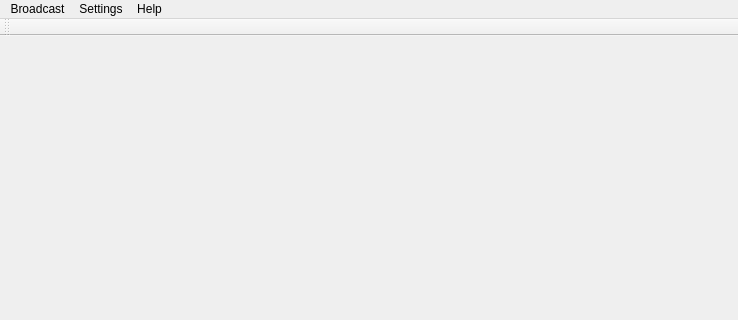
First picture: the form in mainwindow.ui, repository JosiahSnarr/ESEIntercom, before the edit; both pictures show x 0 to 738 and y 0 to 320 of the 738 by 507 pixel window.
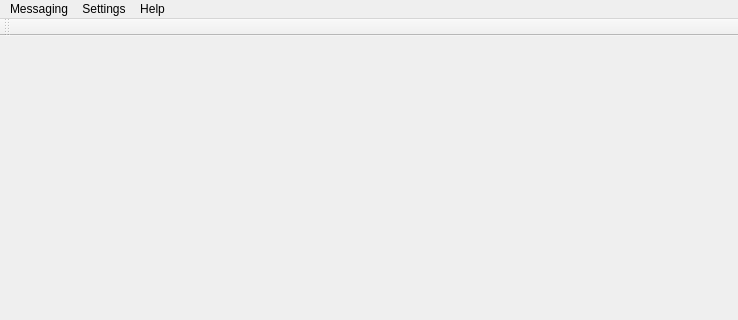
Second picture: the form after the edit. Icons and pictures are not drawn.

Commit message: Implemented serial communication through serialcom class. Added corresponding ui feature to set option and start sessions

```diff
--- a/mainwindow.ui
+++ b/mainwindow.ui
@@ -99,9 +99,9 @@
      <height>21</height>
     </rect>
    </property>
-   <widget class="QMenu" name="menuBroadcast">
+   <widget class="QMenu" name="menuMessaging">
     <property name="title">
-     <string>Broadcast</string>
+     <string>Messaging</string>
     </property>
     <addaction name="actionPlay_Messages"/>
    </widget>
@@ -119,7 +119,7 @@
     <addaction name="separator"/>
     <addaction name="actionAbout"/>
    </widget>
-   <addaction name="menuBroadcast"/>
+   <addaction name="menuMessaging"/>
    <addaction name="menuSettings"/>
    <addaction name="menuHelp"/>
   </widget>
```
Left out of the diff: 20 changed lines with no effect on the pictures. The commit also changes 7 other files.
